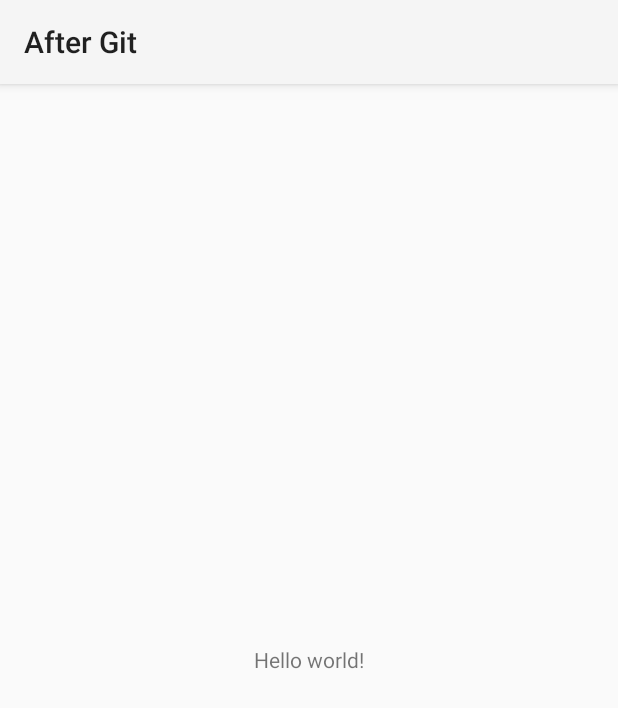
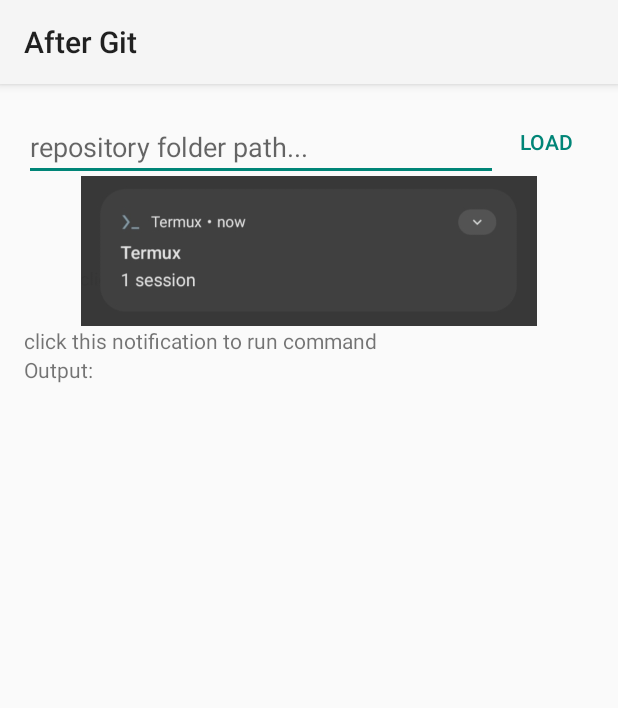
Before and after one commit to Sabal888/AfterGit, an Android app: the MainActivity screen opened directly, with no data from a screen before it, on a phone screen of 412 x 824 dp. Shown: the top 708 px of the screen. Run offline under Robolectric (Android 15) with nearby library versions, the phone set to English and light mode, and no system bars; 2 statements that could not run were skipped.

Commit message:
feat: ui for basic git status command output
TODO: implement termux:api

```diff
--- a/app/src/main/java/imo/after_git/MainActivity.java
+++ b/app/src/main/java/imo/after_git/MainActivity.java
@@ -8,6 +8,9 @@ import android.os.Build;
 import android.os.Bundle;
 import android.os.Environment;
 import android.provider.Settings;
+import android.widget.EditText;
+import android.widget.Button;
+import android.view.View;
 
 public class MainActivity extends Activity
 {
@@ -22,8 +25,17 @@ public class MainActivity extends Activity
             return;
 		}
 
-		//TODO: get a dir with .git inside
+		final EditText repoPathEdit = findViewById(R.id.repo_path_edittext);
+		final Button repoLoadBtn = findViewById(R.id.repo_load_btn);
 
+		repoLoadBtn.setOnClickListener(new View.OnClickListener(){
+			@Override
+			public void onClick(View v){
+				String repoPath = repoPathEdit.getText().toString().trim();
+
+				//TODO: get the status of git repo using termux
+			}
+		});
     }
 
 
--- a/app/src/main/res/layout/main.xml
+++ b/app/src/main/res/layout/main.xml
@@ -1,11 +1,56 @@
-<LinearLayout xmlns:android="http://schemas.android.com/apk/res/android"
-    android:layout_width="match_parent"
-    android:layout_height="match_parent"
-    android:gravity="center">
+<?xml version="1.0" encoding="utf-8"?>
+<LinearLayout
+	xmlns:android="http://schemas.android.com/apk/res/android"
+	android:layout_width="match_parent"
+	android:layout_height="match_parent"
+	android:padding="16dp"
+	android:orientation="vertical">
 
-    <TextView
-        android:text="@string/hello_world"
-        android:layout_width="wrap_content"
-        android:layout_height="wrap_content" />
+	<LinearLayout
+		android:orientation="horizontal"
+		android:layout_width="match_parent"
+		android:layout_height="wrap_content">
+
+		<EditText
+			android:layout_width="wrap_content"
+			android:ems="10"
+			android:layout_height="wrap_content"
+			android:layout_weight="1.0"
+			android:hint="repository folder path..."
+			android:id="@+id/repo_path_edittext"/>
+
+		<Button
+			android:layout_width="wrap_content"
+			style="?android:attr/buttonBarButtonStyle"
+			android:layout_height="match_parent"
+			android:text="Load"
+			android:id="@+id/repo_load_btn"/>
+
+	</LinearLayout>
+
+	<LinearLayout
+		android:orientation="vertical"
+		android:layout_width="match_parent"
+		android:layout_height="wrap_content"
+		android:id="@+id/instruction">
+
+		<ImageView
+			android:src="@drawable/termux_notif"
+			android:layout_width="match_parent"
+			android:layout_height="100dp"
+			android:scaleType="fitCenter"/>
+
+		<TextView
+			android:text="click this notification to run command"
+			android:layout_width="wrap_content"
+			android:layout_height="wrap_content"/>
+
+	</LinearLayout>
+
+	<TextView
+		android:layout_width="wrap_content"
+		android:layout_height="wrap_content"
+		android:text="Output:"
+		android:id="@+id/output_txt"/>
 
 </LinearLayout>
```
Also changed, not shown: app/src/main/res/drawable/termux_notif.jpg (added), 1 other file.
